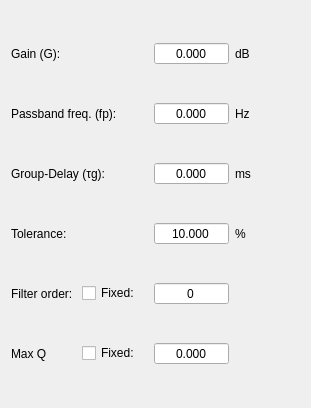
This is app/designer/filters_data/group_delay.ui in grupo-tc-volcan/TP4 as Qt 5 draws it before an edit. The edited form follows.
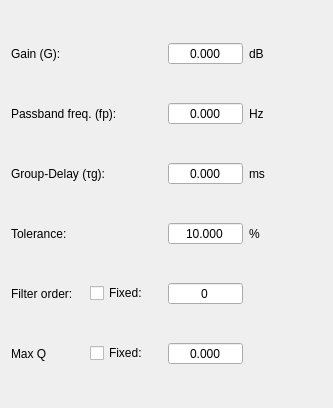
This is the edited form.

Commit message: Parent class FilterApproximator created

What changed in the file:
```diff
--- a/app/designer/filters_data/group_delay.ui
+++ b/app/designer/filters_data/group_delay.ui
@@ -6,7 +6,7 @@
    <rect>
     <x>0</x>
     <y>0</y>
-    <width>311</width>
+    <width>333</width>
     <height>408</height>
    </rect>
   </property>
@@ -161,28 +161,6 @@
      </property>
     </widget>
    </item>
-   <item row="4" column="2">
-    <widget class="QDoubleSpinBox" name="order">
-     <property name="frame">
-      <bool>true</bool>
-     </property>
-     <property name="alignment">
-      <set>Qt::AlignCenter</set>
-     </property>
-     <property name="buttonSymbols">
-      <enum>QAbstractSpinBox::NoButtons</enum>
-     </property>
-     <property name="keyboardTracking">
-      <bool>true</bool>
-     </property>
-     <property name="decimals">
-      <number>0</number>
-     </property>
-     <property name="maximum">
-      <double>20.000000000000000</double>
-     </property>
-    </widget>
-   </item>
    <item row="3" column="0">
     <widget class="QLabel" name="label_11">
      <property name="text">
@@ -239,6 +217,25 @@
      </property>
     </widget>
    </item>
+   <item row="4" column="2">
+    <widget class="QSpinBox" name="order">
+     <property name="frame">
+      <bool>true</bool>
+     </property>
+     <property name="alignment">
+      <set>Qt::AlignCenter</set>
+     </property>
+     <property name="buttonSymbols">
+      <enum>QAbstractSpinBox::NoButtons</enum>
+     </property>
+     <property name="keyboardTracking">
+      <bool>true</bool>
+     </property>
+     <property name="maximum">
+      <number>20</number>
+     </property>
+    </widget>
+   </item>
   </layout>
  </widget>
  <resources/>
```
The commit also changes 22 other files.
